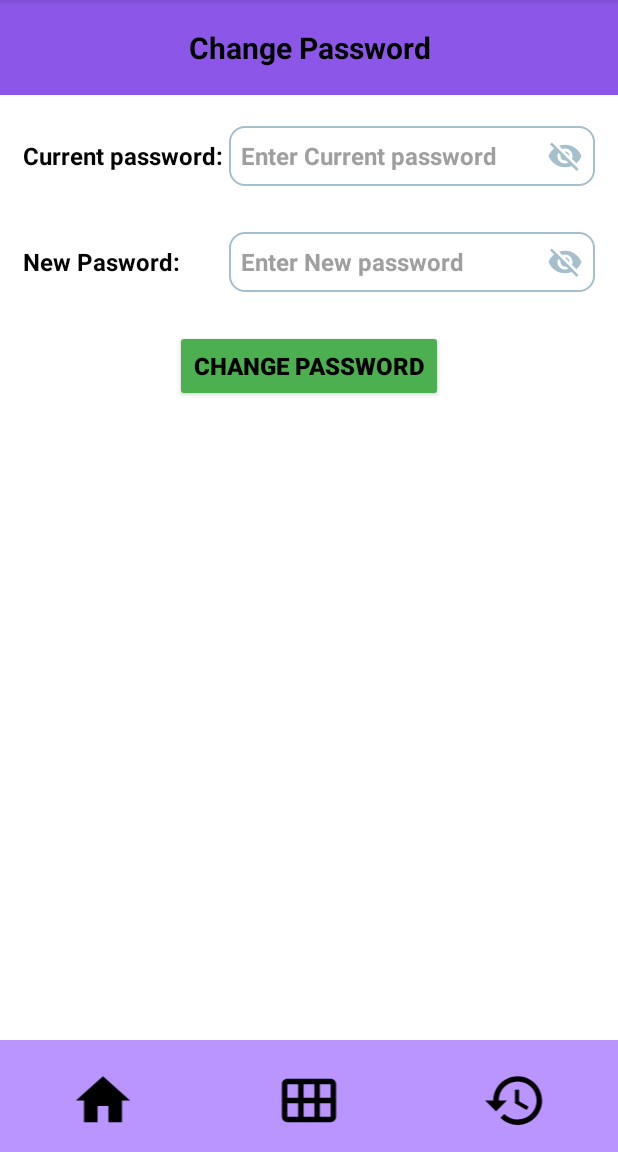
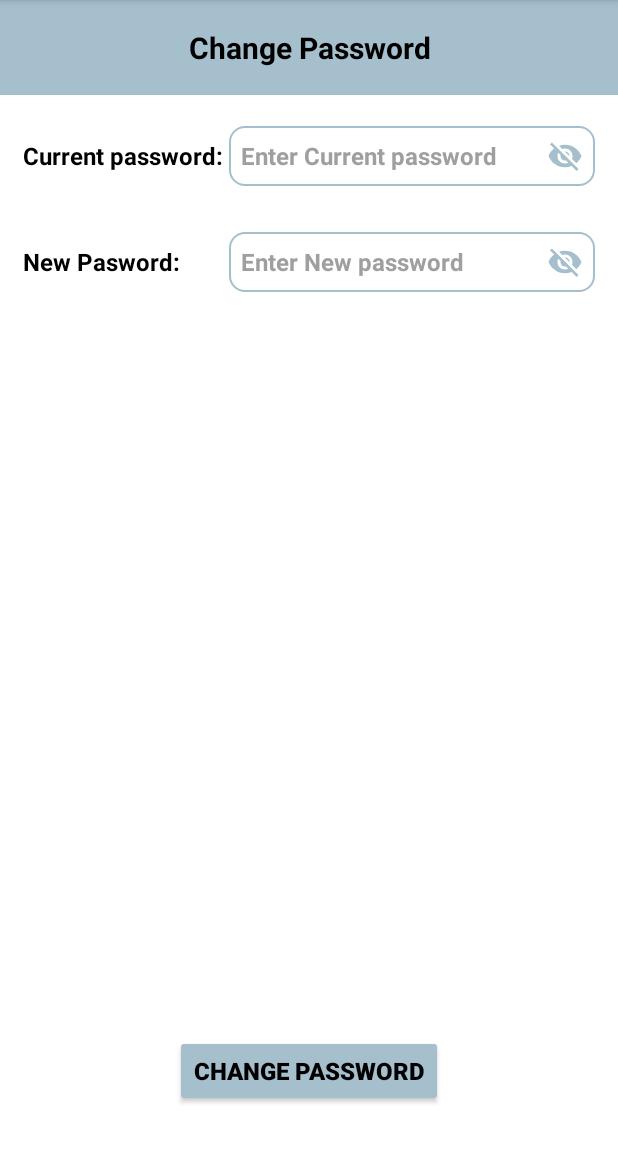
Before and after one commit to WRATHexe/DoctorsAppointmentApp, an Android app: the PasswordChange screen opened directly, with no data from a screen before it, on a phone screen of 412 x 824 dp, the part 84-1236 px from its top. Run offline under Robolectric (Android 15) with nearby library versions, the light colour scheme and no system bars; our stand-ins replace Firebase (no records; nobody signed in at launch, a user with empty details on screens opened directly); 3 statements that could not run were skipped.

Commit message:
Design Change 1.1

```diff
--- a/app/src/main/res/layout/activity_password_change.xml
+++ b/app/src/main/res/layout/activity_password_change.xml
@@ -11,22 +11,21 @@
         android:id="@+id/upperNav"
         android:layout_width="match_parent"
         android:layout_height="wrap_content"
-        android:orientation="horizontal"
-        android:background="#8C57E8"
-        android:layout_marginBottom="15dp">
+        android:layout_marginBottom="15dp"
+        android:background="@color/theme"
+        android:orientation="horizontal">
 
         <TextView
             android:id="@+id/changePass"
             android:layout_width="match_parent"
             android:layout_height="wrap_content"
+            android:gravity="center"
+            android:padding="18dp"
             android:text="Change Password"
-            android:gravity="center"
+            android:textColor="@color/black"
             android:textSize="20sp"
-            android:textColor="@color/black"
-            android:textStyle="bold"
-            android:padding="18dp"/>
+            android:textStyle="bold" />
     </LinearLayout>
-
 
 
     <TableLayout
@@ -34,48 +33,47 @@
         android:layout_width="match_parent"
         android:layout_height="wrap_content"
         android:layout_below="@id/upperNav"
-        android:background="@color/white"
         android:layout_marginLeft="15dp"
-        android:layout_marginRight="15dp">
+        android:layout_marginRight="15dp"
+        android:background="@color/white">
 
         <TableRow
 
-            android:layout_marginBottom="5dp"
+            android:layout_marginTop="5dp"
 
-            android:layout_marginTop="5dp">
+            android:layout_marginBottom="5dp">
+
             <TextView
                 android:layout_width="match_parent"
                 android:layout_height="wrap_content"
                 android:text="Current password: "
                 android:textColor="@color/black"
-                android:textStyle="bold"
-                android:textSize="16sp">
-            </TextView>
+                android:textSize="16sp"
+                android:textStyle="bold"></TextView>
 
             <EditText
                 android:id="@+id/currPass"
                 android:layout_width="match_parent"
                 android:layout_height="40dp"
-                android:text=""
-                android:textColor="@color/black"
+                android:layout_weight="1"
                 android:background="@drawable/custom_edit_text2"
                 android:drawableRight="@drawable/baseline_visibility_off_24"
                 android:drawablePadding="8dp"
+                android:hint="Enter Current password"
+                android:inputType="textPassword"
                 android:padding="8dp"
-                android:textStyle="bold"
+                android:text=""
+                android:textColor="@color/black"
+                android:textColorHint="@color/darkgrey"
                 android:textSize="16sp"
-                android:hint="Enter Current password"
-                android:textColorHint="@color/darkgrey"
-                android:inputType="textPassword"
-                android:layout_weight="1">
-            </EditText>
+                android:textStyle="bold"></EditText>
         </TableRow>
 
 
         <TableRow
 
-            android:layout_marginBottom="5dp"
-            android:layout_marginTop="25dp">
+            android:layout_marginTop="25dp"
+            android:layout_marginBottom="5dp">
 
             <TextView
                 android:layout_width="match_parent"
@@ -91,80 +89,47 @@
                 android:id="@+id/newPass"
                 android:layout_width="match_parent"
                 android:layout_height="40dp"
+                android:layout_weight="1"
                 android:background="@drawable/custom_edit_text2"
                 android:drawableRight="@drawable/baseline_visibility_off_24"
                 android:drawablePadding="8dp"
+                android:hint="Enter New password"
+                android:inputType="textPassword"
                 android:padding="8dp"
                 android:text=""
                 android:textColor="@color/black"
-                android:textStyle="bold"
+                android:textColorHint="@color/darkgrey"
                 android:textSize="16sp"
-                android:hint="Enter New password"
-                android:textColorHint="@color/darkgrey"
-                android:inputType="textPassword"
-                android:layout_weight="1">
-            </EditText>
+                android:textStyle="bold"></EditText>
         </TableRow>
-
 
 
     </TableLayout>
 
-    <Button
-        android:id="@+id/changepass"
-        android:layout_width="wrap_content"
-        android:layout_height="wrap_content"
-        android:layout_below="@id/passform"
-        android:layout_marginTop="20dp"
-        android:layout_centerHorizontal="true"
-        android:backgroundTint="#4CAF50"
-        android:text="Change password"
-        android:textColor="@color/black"
-        android:textSize="16sp"
-        android:textStyle="bold"/>
     <LinearLayout
         android:layout_width="match_parent"
         android:layout_height="wrap_content"
-        android:layout_alignParentBottom="true"
-        android:layout_marginBottom="-6dp"
-        android:background="#BA94FF"
+        android:layout_margin="10dp"
         android:gravity="center"
-        android:orientation="horizontal">
+        android:orientation="vertical">
 
-        <ImageView
-            android:id="@+id/home"
-            android:layout_width="0dp"
-            android:layout_height="50dp"
-            android:layout_margin="15dp"
-            android:layout_weight="1"
-            android:padding="3dp"
-            android:src="@drawable/baseline_home_24"
+        <View
+            android:layout_width="wrap_content"
+            android:layout_height="0dp"
+            android:layout_weight="1" />
+
+        <Button
+            android:id="@+id/changepass"
+            android:layout_width="wrap_content"
+            android:layout_height="wrap_content"
+            android:layout_below="@id/form"
+            android:layout_centerHorizontal="true"
+            android:layout_marginBottom="20dp"
+            android:backgroundTint="@color/theme"
+            android:text="Change password"
             android:textColor="@color/black"
+            android:textSize="16sp"
             android:textStyle="bold" />
-
-        <ImageView
-            android:id="@+id/appointmentBtn"
-            android:layout_width="0dp"
-            android:layout_height="50dp"
-
-            android:layout_margin="15dp"
-            android:layout_weight="1"
-            android:padding="3dp"
-            android:src="@drawable/baseline_form_view_24"
-            android:textColor="@color/black"
-            android:textStyle="bold" />
-
-        <ImageView
-            android:id="@+id/history"
-            android:layout_width="0dp"
-            android:layout_height="50dp"
-            android:layout_margin="15dp"
-            android:layout_weight="1"
-            android:padding="3dp"
-            android:src="@drawable/baseline_history_24"
-            android:textColor="@color/black"
-            android:textStyle="bold" />
-
     </LinearLayout>
 
 
--- a/app/src/main/res/layout/cancel_appointment.xml
+++ b/app/src/main/res/layout/cancel_appointment.xml
@@ -3,6 +3,7 @@
     android:layout_width="match_parent"
     android:layout_height="wrap_content"
     android:padding="16dp"
+    android:layout_gravity="center"
     android:background="@color/white">
 
     <TextView
@@ -23,8 +24,8 @@
         android:text="Yes"
         android:layout_centerHorizontal="true"
         android:textSize="16sp"
-        android:textColor="@android:color/white"
-        android:background="@color/black"
+        android:textColor="@android:color/black"
+        android:backgroundTint="@color/theme"
         android:layout_below="@+id/dialogTitle"
         android:layout_marginTop="16dp"
         />
--- a/app/src/main/res/layout/history_delete.xml
+++ b/app/src/main/res/layout/history_delete.xml
@@ -3,6 +3,7 @@
     android:layout_width="match_parent"
     android:layout_height="wrap_content"
     android:padding="16dp"
+    android:layout_gravity="center"
     android:background="@color/white">
 
     <TextView
@@ -23,8 +24,8 @@
         android:text="Delete"
         android:layout_centerHorizontal="true"
         android:textSize="16sp"
-        android:textColor="@android:color/white"
-        android:background="@color/black"
+        android:textColor="@color/black"
+        android:backgroundTint="@color/theme"
         android:layout_below="@+id/dialogTitle"
         android:layout_marginTop="16dp"
         />
--- a/app/src/main/res/layout/remove_history.xml
+++ b/app/src/main/res/layout/remove_history.xml
@@ -3,6 +3,7 @@
     android:layout_width="match_parent"
     android:layout_height="wrap_content"
     android:padding="16dp"
+    android:layout_gravity="center"
     android:background="@color/white">
 
     <TextView
@@ -23,8 +24,8 @@
         android:text="Yes"
         android:layout_centerHorizontal="true"
         android:textSize="16sp"
-        android:textColor="@android:color/white"
-        android:background="@color/black"
+        android:textColor="@color/black"
+        android:backgroundTint="@color/theme"
         android:layout_below="@+id/dialogTitle"
         android:layout_marginTop="16dp"
         />
```
Also changed, not shown: app/src/main/res/layout/activity_appontment_form.xml (+10 -11 lines), app/src/main/res/layout/activity_history_details.xml (+90 -128 lines), app/src/main/res/layout/activity_preview_form.xml (+110 -84 lines).
